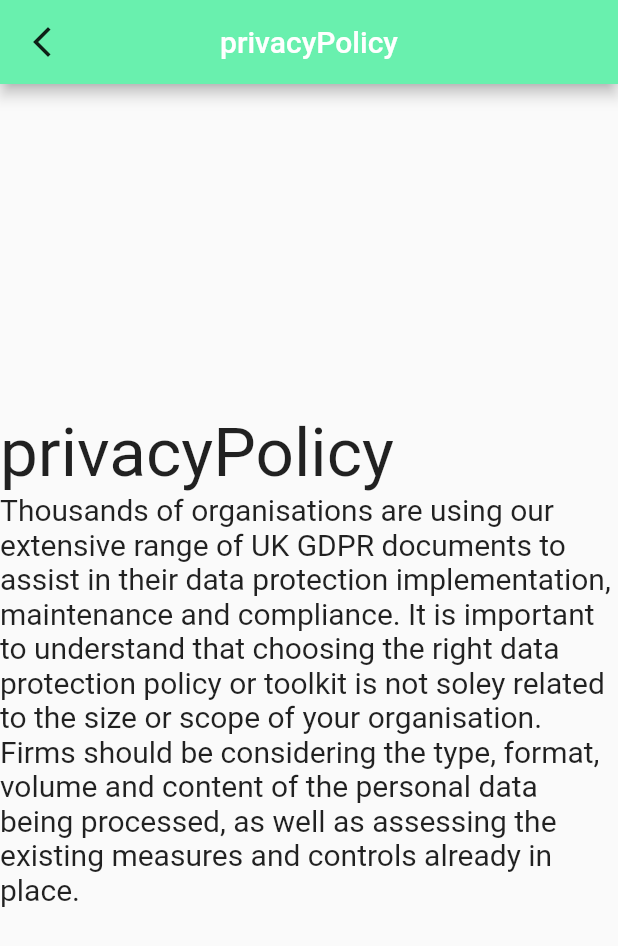
After one commit to miladmirkhan/milad, a Flutter app: the privacyPolicy screen opened by its route, on a phone screen of 412 x 824 dp. The commit adds this screen. Shown: the top 946 px of the screen. Run offline on Flutter 3.47's test engine with Material 2 defaults, Android fonts, the phone set to English and light mode, and no system bars; our stand-ins replace google_fonts.

Commit message:
do lot of work

```diff
--- a/lib/app.dart
+++ b/lib/app.dart
@@ -3,6 +3,9 @@
 import 'package:milad/home_screen/homeScreen.dart';
 import 'package:milad/login_scren/loginScreen.dart';
 import 'package:milad/data_screen/dataScreen.dart';
+import 'package:milad/privacy_policy/privacyPolicy.dart';
+import 'package:milad/sign_in/signIn.dart';
+
 
 class mainApp extends StatelessWidget {
   const mainApp({ Key? key }) : super(key: key);
@@ -19,13 +22,17 @@
           )),
           appBarTheme: AppBarTheme(
             backgroundColor: Colors.greenAccent[200],
+            iconTheme: IconThemeData(
+       color: Colors.purpleAccent[895],
+     ),
           )),
       initialRoute: '/',
       routes: {
         '/': (context) => homeApp(),
         '/login':(context)=> loginScreen(),
         '/dataScreen':(context)=> dataScreen(),
-
+        '/privacyPolicy':(context)=> privacyPolicy(),
+        '/signIn':(context)=>signIn(),
       },
     );
   }
--- a/lib/data_screen/dataScreen.dart
+++ b/lib/data_screen/dataScreen.dart
@@ -1,4 +1,5 @@
 import 'package:flutter/material.dart';
+
 class dataScreen extends StatelessWidget {
   const dataScreen({ Key? key }) : super(key: key);
 
--- a/lib/home_screen/homeScreen.dart
+++ b/lib/home_screen/homeScreen.dart
@@ -9,18 +9,26 @@
      body: Center(
         child: Column(
           mainAxisAlignment: MainAxisAlignment.center,
-          crossAxisAlignment: CrossAxisAlignment.center,
+          crossAxisAlignment: CrossAxisAlignment.start,
           children: [
             const Text(
               'Welcome to MyApp',
+
               style: TextStyle(fontSize: 45, fontWeight: FontWeight.w400),
             ),
 
             ElevatedButton(
+            autofocus: true,
                 onPressed: () {
                   Navigator.pushReplacementNamed(context, '/login');
                 },
-                child: Text('login Screen'))
+                child: Text('login Screen')),
+
+                TextButton(
+                onPressed: () {
+                  Navigator.pushReplacementNamed(context, '/privacyPolicy');
+                },
+                child: Text('Privacy Policy'))
           ],
         ),
       ),
--- /dev/null
+++ b/lib/privacy_policy/privacyPolicy.dart
@@ -0,0 +1,38 @@
+import 'package:flutter/cupertino.dart';
+
+import 'package:flutter/material.dart';
+
+class privacyPolicy extends StatelessWidget {
+  const privacyPolicy({ Key? key }) : super(key: key);
+
+  @override
+  Widget build(BuildContext context) {
+    return Scaffold(
+      appBar: AppBar(
+  leading: IconButton(
+    icon: Icon(Icons.arrow_back_ios_new, color: Colors.purple[768]),
+    onPressed: () => Navigator.of(context).pop(),
+  ),
+  title: Text("privacyPolicy"),
+  centerTitle: true,
+),
+body: Center(
+        child: Column(
+          mainAxisAlignment: MainAxisAlignment.center,
+          crossAxisAlignment: CrossAxisAlignment.start,
+          children: [
+            const Text(
+              'privacyPolicy',
+
+              style: TextStyle(fontSize: 45, fontWeight: FontWeight.w400),
+            ),
+            const Text(
+              'Thousands of organisations are using our extensive range of UK GDPR documents to assist in their data protection implementation, maintenance and compliance. It is important to understand that choosing the right data protection policy or toolkit is not soley related to the size or scope of your organisation. Firms should be considering the type, format, volume and content of the personal data being processed, as well as assessing the existing measures and controls already in place.',
+
+              style: TextStyle(fontSize: 20, fontWeight: FontWeight.w400),
+            ),
+           ])
+           )
+            );
+  }
+}
```
Also changed, not shown: lib/login_scren/loginScreen.dart (+57 -125 lines), lib/sign_in/signIn.dart (added, +38 -0 lines), image/icon.png (added).
